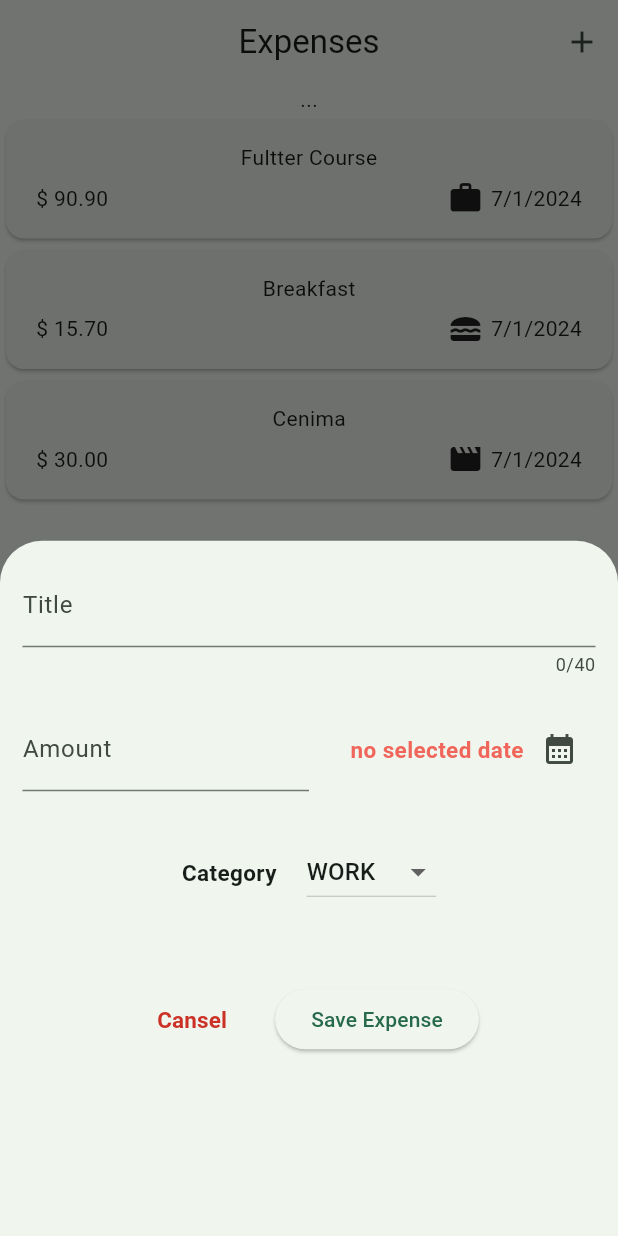
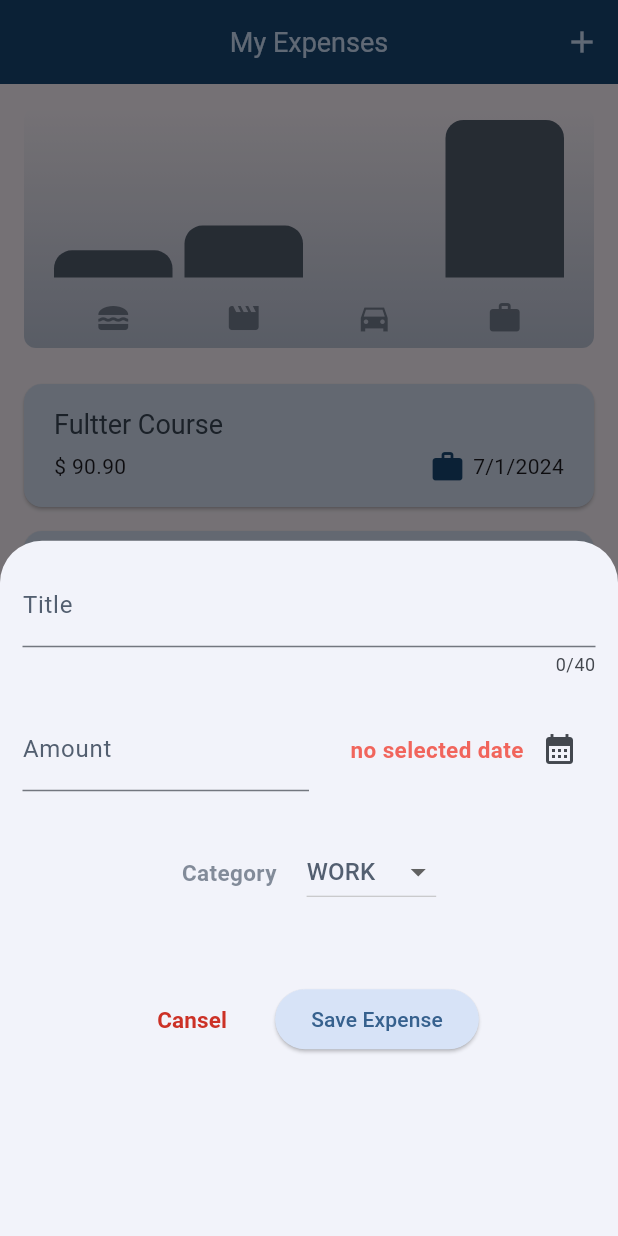
Before and after one commit to AbdelrahmanMasoudTaha/expenses, a Flutter app: the screen it shows after launch, after a tap on the "add" icon, on a phone screen of 412 x 824 dp. Run offline on Flutter 3.47's test engine with Material 3 defaults, Android fonts, the phone set to English and light mode, and no system bars.

Commit message:
finish the app with dark theme

```diff
--- /dev/null
+++ b/lib/chart/chart.dart
@@ -0,0 +1,87 @@
+import 'package:expenses_app/chart/chart_bar.dart';
+import 'package:flutter/material.dart';
+import '../models/expense.dart';
+
+class Chart extends StatelessWidget {
+  const Chart({super.key, required this.expenses});
+  final List<Expense> expenses;
+  List<ExpenseBucket> get buckets {
+    return [
+      ExpenseBucket.forCategory(category: Category.food, allExpenses: expenses),
+      ExpenseBucket.forCategory(
+          category: Category.leisure, allExpenses: expenses),
+      ExpenseBucket.forCategory(
+          category: Category.travel, allExpenses: expenses),
+      ExpenseBucket.forCategory(category: Category.work, allExpenses: expenses),
+    ];
+  }
+
+  double get maxTotalExpenses {
+    double max = 0;
+    for (var e in buckets) {
+      if (e.totalExpenses > max) {
+        max = e.totalExpenses;
+      }
+    }
+    return max;
+  }
+
+  @override
+  Widget build(BuildContext context) {
+    return Container(
+      margin: const EdgeInsets.all(16),
+      padding: const EdgeInsets.symmetric(horizontal: 16, vertical: 8),
+      width: double.infinity,
+      height: 160,
+      decoration: BoxDecoration(
+        borderRadius: BorderRadius.circular(8),
+        gradient: LinearGradient(
+          colors: [
+            Theme.of(context).colorScheme.primary.withOpacity(0.3),
+            Theme.of(context).colorScheme.primary.withOpacity(0.0),
+          ],
+          begin: Alignment.bottomCenter,
+          end: Alignment.topCenter,
+        ),
+      ),
+      child: Column(
+        children: [
+          Expanded(
+            child: Row(
+              crossAxisAlignment: CrossAxisAlignment.end,
+              children: [
+                for (final e in buckets)
+                  ChartBar(
+                    fill: (e.totalExpenses == 0)
+                        ? 0
+                        : e.totalExpenses / maxTotalExpenses,
+                  ),
+              ],
+            ),
+          ),
+          const SizedBox(
+            height: 15,
+          ),
+          Row(
+            children: buckets
+                .map(
+                  (e) => Expanded(
+                    child: Padding(
+                      padding: const EdgeInsets.symmetric(horizontal: 4),
+                      child: Icon(
+                        Expense.categoryIcons[e.category],
+                        color: Theme.of(context)
+                            .colorScheme
+                            .secondary
+                            .withOpacity(0.7),
+                      ),
+                    ),
+                  ),
+                )
+                .toList(),
+          )
+        ],
+      ),
+    );
+  }
+}
--- /dev/null
+++ b/lib/chart/chart_bar.dart
@@ -0,0 +1,27 @@
+import 'package:flutter/material.dart';
+
+class ChartBar extends StatelessWidget {
+  const ChartBar({super.key, required this.fill});
+
+  final double fill;
+
+  @override
+  Widget build(BuildContext context) {
+    return Expanded(
+      child: Padding(
+        padding: const EdgeInsets.symmetric(horizontal: 4),
+        child: FractionallySizedBox(
+          heightFactor: fill,
+          child: DecoratedBox(
+            decoration: BoxDecoration(
+              borderRadius: const BorderRadius.vertical(
+                top: Radius.circular(12),
+              ),
+              color: Theme.of(context).colorScheme.secondary,
+            ),
+          ),
+        ),
+      ),
+    );
+  }
+}
--- a/lib/main.dart
+++ b/lib/main.dart
@@ -2,22 +2,81 @@ import 'package:expenses_app/widgets/expenses.dart';
 import 'package:flutter/material.dart';
 
 void main() {
-  runApp(const MyApp());
+  runApp(MyApp());
 }
 
+// ignore: must_be_immutable
 class MyApp extends StatelessWidget {
-  const MyApp({super.key});
-
+  MyApp({super.key});
+  var myColorScheme = ColorScheme.fromSeed(
+    seedColor: const Color.fromARGB(255, 55, 130, 201),
+  );
+  var myDarkColorScheme = ColorScheme.fromSeed(
+    seedColor: const Color.fromARGB(255, 55, 130, 201),
+  );
   // This widget is the root of your application.
   @override
   Widget build(BuildContext context) {
     return MaterialApp(
       debugShowCheckedModeBanner: false,
       title: 'Flutter Demo',
-      theme: ThemeData(
-        colorScheme: ColorScheme.fromSeed(
-            seedColor: const Color.fromARGB(255, 58, 183, 125)),
+      themeMode: ThemeMode.system,
+      theme: ThemeData().copyWith(
         useMaterial3: true,
+        colorScheme: myColorScheme,
+        appBarTheme: const AppBarTheme().copyWith(
+          backgroundColor: myColorScheme.onPrimaryContainer,
+          foregroundColor: myColorScheme.primaryContainer,
+        ),
+        cardTheme: const CardTheme().copyWith(
+          color: myColorScheme.secondaryContainer,
+          margin: const EdgeInsets.symmetric(
+            horizontal: 16,
+            vertical: 8,
+          ),
+        ),
+        elevatedButtonTheme: ElevatedButtonThemeData(
+          style: ElevatedButton.styleFrom(
+            backgroundColor: myColorScheme.secondaryContainer,
+          ),
+        ),
+        textTheme: ThemeData().textTheme.copyWith(
+              titleLarge: TextStyle(
+                fontSize: 18,
+                fontWeight: FontWeight.normal,
+                color: myColorScheme.onSecondaryContainer,
+              ),
+            ),
+      ),
+      darkTheme: ThemeData.dark().copyWith(
+        useMaterial3: true,
+        colorScheme: myDarkColorScheme,
+        appBarTheme: const AppBarTheme().copyWith(
+          backgroundColor: myDarkColorScheme.onPrimaryContainer,
+          foregroundColor: myDarkColorScheme.primaryContainer,
+        ),
+        bottomSheetTheme: BottomSheetThemeData().copyWith(
+          backgroundColor: myDarkColorScheme.onPrimaryContainer,
+        ),
+        cardTheme: const CardTheme().copyWith(
+          color: myDarkColorScheme.secondaryContainer,
+          margin: const EdgeInsets.symmetric(
+            horizontal: 16,
+            vertical: 8,
+          ),
+        ),
+        elevatedButtonTheme: ElevatedButtonThemeData(
+          style: ElevatedButton.styleFrom(
+            backgroundColor: myDarkColorScheme.secondaryContainer,
+          ),
+        ),
+        textTheme: ThemeData().textTheme.copyWith(
+              titleLarge: TextStyle(
+                fontSize: 18,
+                fontWeight: FontWeight.normal,
+                color: myDarkColorScheme.onSecondaryContainer,
+              ),
+            ),
       ),
       home: const Expenses(),
     );
--- a/lib/models/expense.dart
+++ b/lib/models/expense.dart
@@ -29,4 +29,20 @@ class Expense {
   final Category category;
 }
 
+class ExpenseBucket {
+  ExpenseBucket({required this.category, required this.expenses});
+  ExpenseBucket.forCategory(
+      {required this.category, required List<Expense> allExpenses})
+      : expenses = allExpenses.where((e) => e.category == category).toList();
+  final Category category;
+  final List<Expense> expenses;
+  double get totalExpenses {
+    double sum = 0;
+    for (var ex in expenses) {
+      sum += ex.amount;
+    }
+    return sum;
+  }
+}
+
 enum Category { food, travel, leisure, work }
--- a/lib/widgets/expenses.dart
+++ b/lib/widgets/expenses.dart
@@ -1,3 +1,4 @@
+import 'package:expenses_app/chart/chart.dart';
 import 'package:expenses_app/models/expense.dart';
 import 'package:expenses_app/widgets/expenses_list/expenses_list.dart';
 import 'package:expenses_app/widgets/new_expense.dart';
@@ -27,6 +28,21 @@ class _ExpensesState extends State<Expenses> {
         title: 'Cenima',
         amount: 30,
         date: DateTime.now()),
+    Expense(
+        category: Category.work,
+        title: 'Fultter Course',
+        amount: 90.9,
+        date: DateTime.now()),
+    Expense(
+        category: Category.food,
+        title: 'Breakfast',
+        amount: 15.7,
+        date: DateTime.now()),
+    Expense(
+        category: Category.leisure,
+        title: 'Cenima',
+        amount: 30,
+        date: DateTime.now()),
   ];
   void _addExpense(Expense expense) {
     setState(() {
@@ -34,11 +50,17 @@ class _ExpensesState extends State<Expenses> {
     });
   }
 
+  void _removeExpense(Expense expense) {
+    setState(() {
+      _regesteredExpenses.remove(expense);
+    });
+  }
+
   @override
   Widget build(BuildContext context) {
     return Scaffold(
       appBar: AppBar(
-        title: const Text("Expenses"),
+        title: const Text("My Expenses"),
         centerTitle: true,
         actions: [
           IconButton(
@@ -58,9 +80,12 @@ class _ExpensesState extends State<Expenses> {
         child: Column(
           mainAxisAlignment: MainAxisAlignment.center,
           children: [
-            const Text("..."),
+            Chart(expenses: _regesteredExpenses),
             Expanded(
-              child: ExpensesList(expenses: _regesteredExpenses),
+              child: ExpensesList(
+                expenses: _regesteredExpenses,
+                onRemoveExpense: _removeExpense,
+              ),
             ),
           ],
         ),
--- a/lib/widgets/expenses_list/expenses_item.dart
+++ b/lib/widgets/expenses_list/expenses_item.dart
@@ -11,8 +11,12 @@ class ExpensesItem extends StatelessWidget {
       child: Padding(
         padding: const EdgeInsets.symmetric(horizontal: 20.0, vertical: 15),
         child: Column(
+          crossAxisAlignment: CrossAxisAlignment.start,
           children: [
-            Text(expense.title),
+            Text(
+              expense.title,
+              style: Theme.of(context).textTheme.titleLarge,
+            ),
             const SizedBox(
               height: 5,
             ),
@@ -22,7 +26,9 @@ class ExpensesItem extends StatelessWidget {
                 const Spacer(),
                 Row(
                   children: [
-                    Icon(Expense.categoryIcons[expense.category]),
+                    Icon(Expense.categoryIcons[expense.category],
+                        color:
+                            Theme.of(context).colorScheme.onPrimaryContainer),
                     const SizedBox(
                       width: 5,
                     ),
--- a/lib/widgets/expenses_list/expenses_list.dart
+++ b/lib/widgets/expenses_list/expenses_list.dart
@@ -1,20 +1,36 @@
+// ignore_for_file: public_member_api_docs, sort_constructors_first
+import 'package:flutter/material.dart';
+
 import 'package:expenses_app/models/expense.dart';
 import 'package:expenses_app/widgets/expenses_list/expenses_item.dart';
-import 'package:flutter/material.dart';
 
 class ExpensesList extends StatelessWidget {
   const ExpensesList({
     super.key,
     required this.expenses,
+    required this.onRemoveExpense,
   });
 
+  final Function(Expense exp) onRemoveExpense;
   final List<Expense> expenses;
 
   @override
   Widget build(BuildContext context) {
     return ListView.builder(
       itemBuilder: (context, index) {
-        return ExpensesItem(expense: expenses[index]);
+        return Dismissible(
+          key: ValueKey(expenses[index]),
+          onDismissed: (direction) => onRemoveExpense(expenses[index]),
+          background: Container(
+            decoration: BoxDecoration(
+              borderRadius: BorderRadius.circular(15),
+              color: Theme.of(context).colorScheme.error.withOpacity(0.7),
+            ),
+            margin: EdgeInsets.symmetric(
+                horizontal: Theme.of(context).cardTheme.margin!.horizontal),
+          ),
+          child: ExpensesItem(expense: expenses[index]),
+        );
       },
       itemCount: expenses.length,
     );
--- a/lib/widgets/new_expense.dart
+++ b/lib/widgets/new_expense.dart
@@ -31,7 +31,14 @@ class _NewExpenseState extends State<NewExpense> {
           TextField(
             maxLength: 40,
             controller: _titleController,
-            decoration: const InputDecoration(label: Text('Title')),
+            decoration: InputDecoration(
+              label: Text(
+                'Title',
+                style:
+                    TextStyle(color: Theme.of(context).colorScheme.secondary),
+              ),
+            ),
+            style: TextStyle(color: Theme.of(context).colorScheme.secondary),
           ),
           const SizedBox(
             height: 20,
@@ -42,10 +49,17 @@ class _NewExpenseState extends State<NewExpense> {
                 child: TextField(
                   keyboardType: TextInputType.number,
                   controller: _amountController,
-                  decoration: const InputDecoration(
-                    label: Text('Amount'),
+                  decoration: InputDecoration(
+                    label: Text(
+                      'Amount',
+                      style: TextStyle(
+                          color: Theme.of(context).colorScheme.secondary),
+                    ),
                     prefixText: '\$',
+                    fillColor: Theme.of(context).colorScheme.secondary,
                   ),
+                  style:
+                      TextStyle(color: Theme.of(context).colorScheme.secondary),
                 ),
               ),
               const SizedBox(
@@ -94,11 +108,13 @@ class _NewExpenseState extends State<NewExpense> {
           Row(
             mainAxisAlignment: MainAxisAlignment.center,
             children: [
-              const Text(
+              Text(
                 'Category',
                 style: TextStyle(
                   fontSize: 15,
                   fontWeight: FontWeight.bold,
+                  color:
+                      Theme.of(context).colorScheme.secondary.withOpacity(0.7),
                 ),
               ),
               const SizedBox(
@@ -110,7 +126,11 @@ class _NewExpenseState extends State<NewExpense> {
                       .map(
                         (e) => DropdownMenuItem(
                           value: e,
-                          child: Text(e.name.toUpperCase()),
+                          child: Text(
+                            e.name.toUpperCase(),
+                            style: TextStyle(
+                                color: Theme.of(context).colorScheme.secondary),
+                          ),
                         ),
                       )
                       .toList(),
```
Also changed, not shown: 1 other file.
